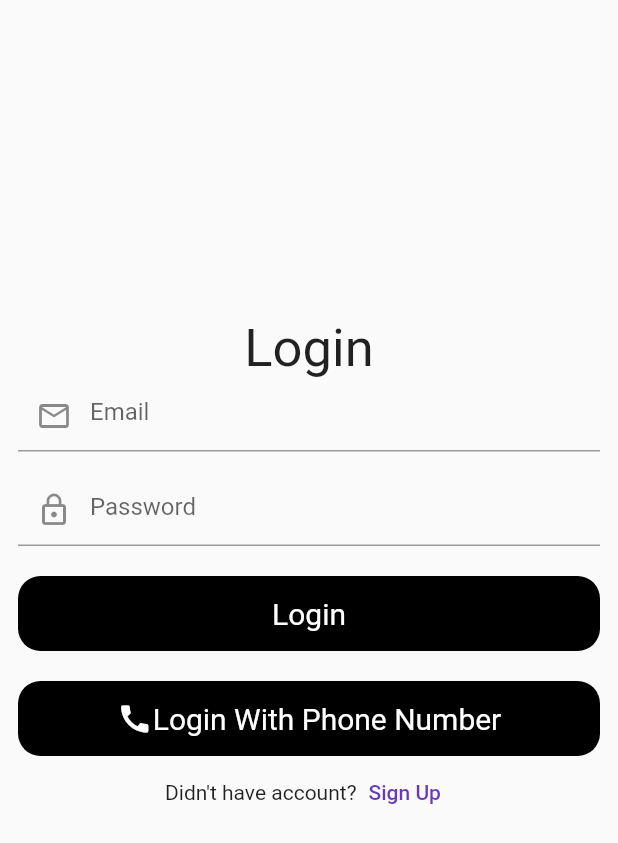
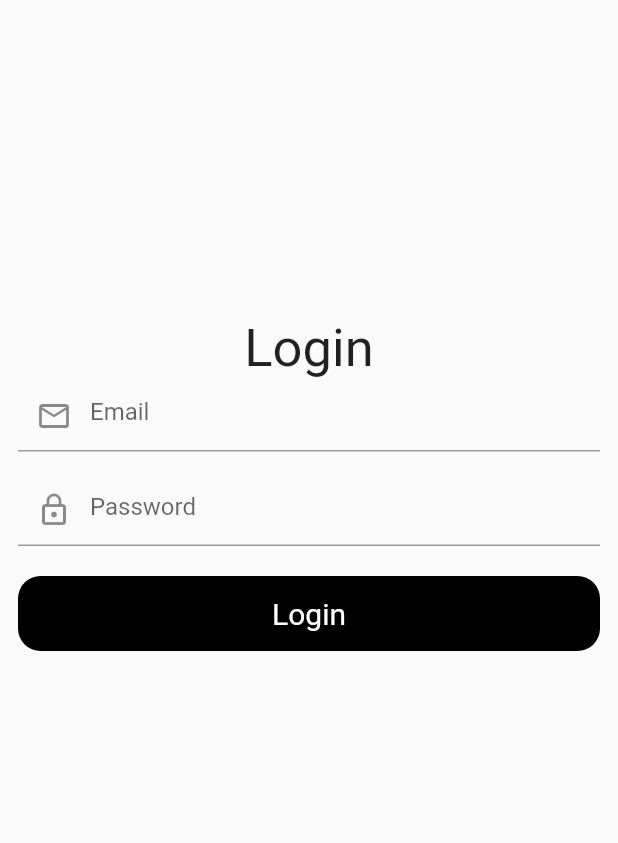
Before and after one commit to Somrat-H/bill_pay_app, a Flutter app: the screen it shows after launch, on a phone screen of 412 x 824 dp. Shown: the top 843 px of the screen. Run offline on Flutter 3.47's test engine with Material 2 defaults, Android fonts, the phone set to English and light mode, and no system bars; our stand-ins replace cloud_firestore, firebase_auth, firebase_core, fluttertoast, image_picker; accounts and stored records are empty.

Commit message:
admin login done

```diff
--- a/lib/main.dart
+++ b/lib/main.dart
@@ -1,3 +1,5 @@
+import 'package:bill_pay_app/ui/admin/admin_login_page.dart';
+import 'package:bill_pay_app/ui/home_page.dart';
 import 'package:bill_pay_app/ui/splash_page.dart';
 import 'package:firebase_core/firebase_core.dart';
 import 'package:flutter/material.dart';
@@ -16,7 +18,7 @@ class MyApp extends StatelessWidget {
   Widget build(BuildContext context) {
     return const MaterialApp(
       debugShowCheckedModeBanner: false,
-      home: SplashPage(),
+      home: AdminLogInPage()
     );
   }
 }
--- /dev/null
+++ b/lib/ui/admin/admin_login_page.dart
@@ -0,0 +1,83 @@
+import 'package:cloud_firestore/cloud_firestore.dart';
+import 'package:flutter/material.dart';
+
+import 'admin_home_page.dart';
+class AdminLogInPage extends StatefulWidget {
+  const AdminLogInPage({super.key});
+
+  @override
+  State<AdminLogInPage> createState() => _AdminLogInPageState();
+}
+
+class _AdminLogInPageState extends State<AdminLogInPage> {
+  bool loading = false;
+  final TextEditingController _emailController = TextEditingController();
+  final TextEditingController _passwordController = TextEditingController();
+  void adminLogIn()async{
+    await FirebaseFirestore.instance.collection("admin").doc('adminLogIn').snapshots().forEach((element) {
+        if(element.data()?['email'] == _emailController.text.toString() && element.data()?['password']== _passwordController.text.toString()){
+          Navigator.pushAndRemoveUntil(context, MaterialPageRoute(builder: (_)=> AdminHomePage()), (route) => false);
+        }
+    });
+  }
+  @override
+  Widget build(BuildContext context) {
+    return Scaffold(
+      body: Padding(
+        padding: const EdgeInsets.all(12.0),
+        child: SingleChildScrollView(
+          child: Column(
+            children: [
+              const SizedBox(height: 200,),
+              const Text("Login", style: TextStyle(
+                fontSize: 35,
+              ),),
+              TextFormField(
+                  controller: _emailController,
+                  decoration: const InputDecoration(
+                    hintText: 'Email',
+                    prefixIcon: Icon(Icons.email_outlined),
+
+                  ),
+              ),
+              const SizedBox(
+                height: 15,
+              ),
+               TextFormField(
+                  controller: _passwordController,
+                  decoration: const InputDecoration(
+                    hintText: 'Password',
+                    prefixIcon: Icon(Icons.lock_outline),
+
+                  ),
+              ),
+              const SizedBox(
+                height: 20,
+              ),
+              InkWell(
+                onTap: (){
+                 adminLogIn();
+                },
+                child: Container(
+                  height: 50,
+                  width: double.infinity,
+                  decoration: BoxDecoration(
+                    color: Colors.black,
+                    borderRadius: BorderRadius.circular(15),
+                  ),
+                  child: Center(
+                    child: loading == false ? const Text("Login", style: TextStyle(
+                      color: Colors.white,
+                      fontSize: 20,
+                    ),): const CircularProgressIndicator(),
+                  ),
+                ),
+              ),
+              const SizedBox(height: 20,),
+            ],
+          ),
+        ),
+      ),
+    );
+  }
+}
--- a/pubspec.yaml
+++ b/pubspec.yaml
@@ -38,6 +38,8 @@ dependencies:
   firebase_auth: ^4.4.2
   firebase_core: ^2.10.0
   fluttertoast: ^8.2.1
+  image_picker:
+  cloud_firestore: ^4.5.3
 
 dev_dependencies:
   flutter_test:
```
Also changed, not shown: lib/ui/admin/admin_home_page.dart (added, +63 -0 lines), lib/ui/admin/deatils_page.dart (added, +19 -0 lines), lib/ui/home_page.dart (+62 -1 lines), pubspec.lock, 3 other files.
